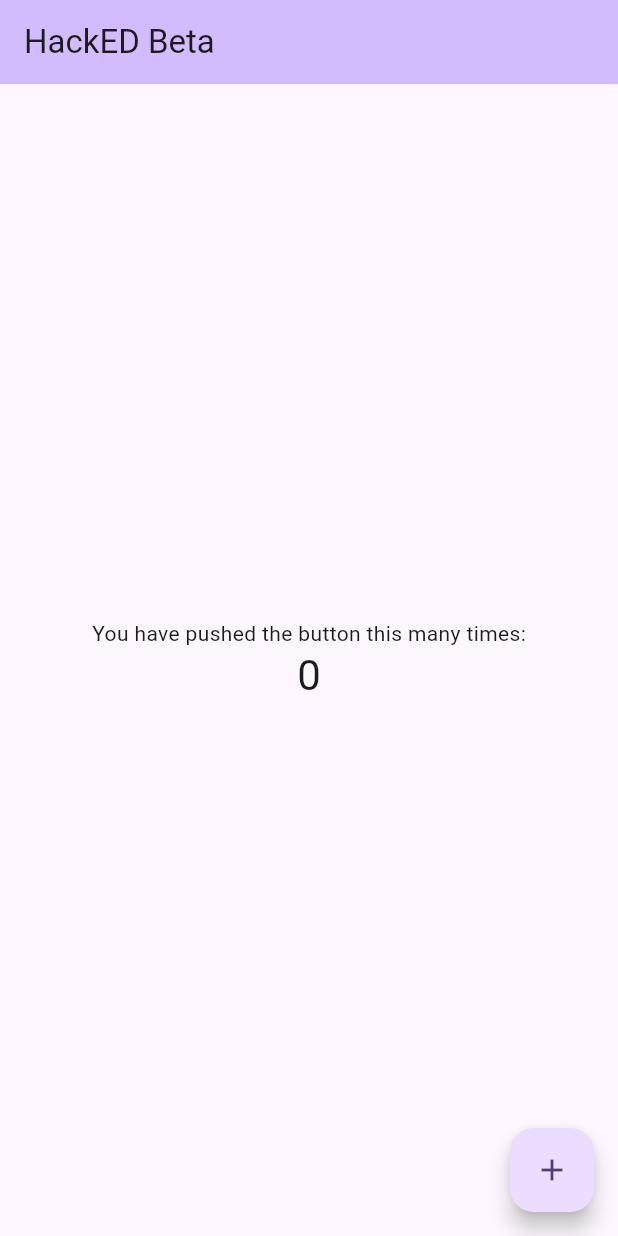
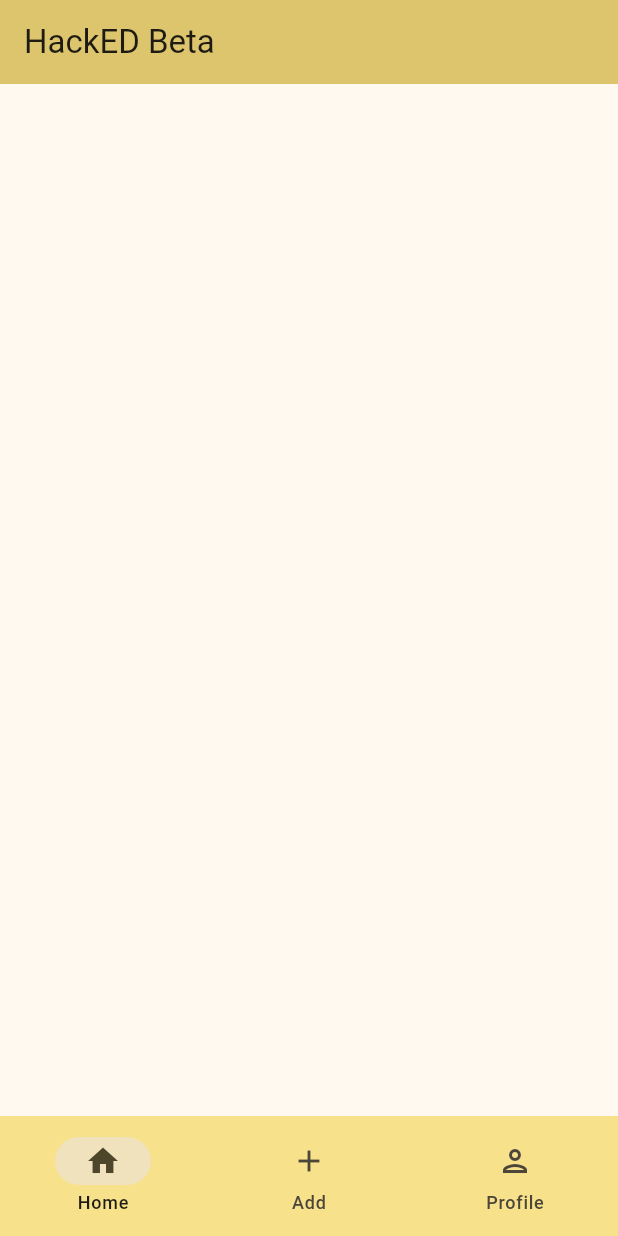
Before and after one commit to YohannesGobezie/HackED-Beta-2023, a Flutter app: the screen it shows after launch, on a phone screen of 412 x 824 dp. Run offline on Flutter 3.47's test engine with Material 3 defaults, Android fonts, the light colour scheme and no system bars; our stand-ins replace flutter_svg.

Commit message:
Main layout

```diff
--- a/shush_app/lib/main.dart
+++ b/shush_app/lib/main.dart
@@ -1,4 +1,5 @@
 import 'package:flutter/material.dart';
+import 'package:flutter_svg/svg.dart';
 
 void main() {
   runApp(const MyApp());
@@ -28,7 +29,7 @@
         //
         // This works for code too, not just values: Most code changes can be
         // tested with just a hot reload.
-        colorScheme: ColorScheme.fromSeed(seedColor: Colors.deepPurple),
+        colorScheme: ColorScheme.fromSeed(seedColor: Color.fromARGB(131, 239, 203, 44)),
         useMaterial3: true,
       ),
       home: const MyHomePage(title: 'HackED Beta'),
@@ -55,18 +56,7 @@
 }
 
 class _MyHomePageState extends State<MyHomePage> {
-  int _counter = 0;
-
-  void _incrementCounter() {
-    setState(() {
-      // This call to setState tells the Flutter framework that something has
-      // changed in this State, which causes it to rerun the build method below
-      // so that the display can reflect the updated values. If we changed
-      // _counter without calling setState(), then the build method would not be
-      // called again, and so nothing would appear to happen.
-      _counter++;
-    });
-  }
+  int _currentIndex = 0;
 
   @override
   Widget build(BuildContext context) {
@@ -86,40 +76,37 @@
         // the App.build method, and use it to set our appbar title.
         title: Text(widget.title),
       ),
-      body: Center(
-        // Center is a layout widget. It takes a single child and positions it
-        // in the middle of the parent.
-        child: Column(
-          // Column is also a layout widget. It takes a list of children and
-          // arranges them vertically. By default, it sizes itself to fit its
-          // children horizontally, and tries to be as tall as its parent.
-          //
-          // Column has various properties to control how it sizes itself and
-          // how it positions its children. Here we use mainAxisAlignment to
-          // center the children vertically; the main axis here is the vertical
-          // axis because Columns are vertical (the cross axis would be
-          // horizontal).
-          //
-          // TRY THIS: Invoke "debug painting" (choose the "Toggle Debug Paint"
-          // action in the IDE, or press "p" in the console), to see the
-          // wireframe for each widget.
-          mainAxisAlignment: MainAxisAlignment.center,
-          children: <Widget>[
-            const Text(
-              'You have pushed the button this many times:',
-            ),
-            Text(
-              '$_counter',
-              style: Theme.of(context).textTheme.headlineMedium,
-            ),
-          ],
-        ),
+      bottomNavigationBar: NavigationBar (
+        backgroundColor: Color.fromARGB(131, 239, 203, 44),
+        selectedIndex: _currentIndex,
+        onDestinationSelected: (int newIndex) {
+          setState(() {
+            _currentIndex = newIndex;
+          });
+        },
+        destinations: const [
+          NavigationDestination(
+            selectedIcon: Icon(Icons.home),
+            icon: Icon(Icons.home_outlined),
+            label: 'Home',
+          ),
+          NavigationDestination(
+            selectedIcon: Icon(Icons.add),
+            icon: Icon(Icons.add),
+            label: 'Add',
+          ),
+          NavigationDestination(
+            selectedIcon: Icon(Icons.person),
+            icon: Icon(Icons.person_outlined),
+            label: 'Profile',
+          ),
+        ],
       ),
-      floatingActionButton: FloatingActionButton(
-        onPressed: _incrementCounter,
-        tooltip: 'Increment',
-        child: const Icon(Icons.add),
-      ), // This trailing comma makes auto-formatting nicer for build methods.
+      // body: Center(
+      //   // Center is a layout widget. It takes a single child and positions it
+      //   // in the middle of the parent.
+
+      // ),
     );
   }
 }
--- a/shush_app/pubspec.yaml
+++ b/shush_app/pubspec.yaml
@@ -35,6 +35,8 @@ dependencies:
   # The following adds the Cupertino Icons font to your application.
   # Use with the CupertinoIcons class for iOS style icons.
   cupertino_icons: ^1.0.2
+
+  flutter_svg: ^1.0.3
 
 dev_dependencies:
   flutter_test:
@@ -88,3 +90,6 @@ flutter:
   #
   # For details regarding fonts from package dependencies,
   # see https://flutter.dev/custom-fonts/#from-packages
+
+  assets:
+    - assets/vectors/
```
Also changed, not shown: shush_app/pubspec.lock, 1 other file.
